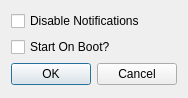
Old version of the form Forms/dialog.ui in the repository jasonodonnell/twitchcreep.
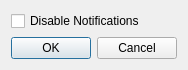
New version of the form.

Commit message: Removing boot code

```diff
--- a/Forms/dialog.ui
+++ b/Forms/dialog.ui
@@ -7,7 +7,7 @@
     <x>0</x>
     <y>0</y>
     <width>184</width>
-    <height>98</height>
+    <height>70</height>
    </rect>
   </property>
   <property name="windowTitle">
@@ -21,13 +21,6 @@
      </property>
     </widget>
    </item>
-   <item>
-    <widget class="QCheckBox" name="bootCheckBox">
-     <property name="text">
-      <string>Start On Boot?</string>
-     </property>
-    </widget>
-   </item>
    <item>
     <widget class="QDialogButtonBox" name="buttonBox">
      <property name="orientation">
```
The commit also changes 2 other files.
